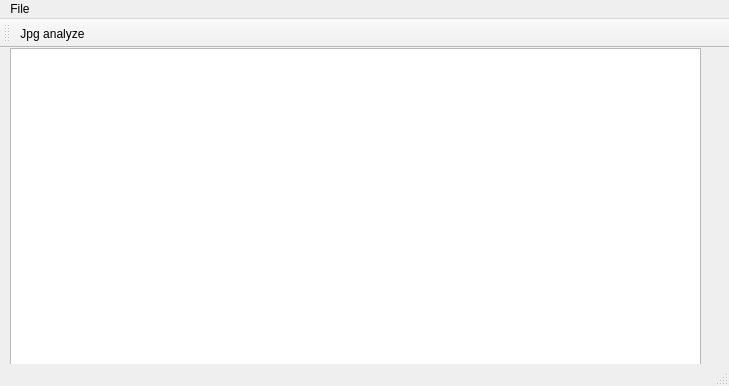
Qt form RaidAnalyzer/mainwindow.ui (Lyarvo4ka/Projects) before a commit.
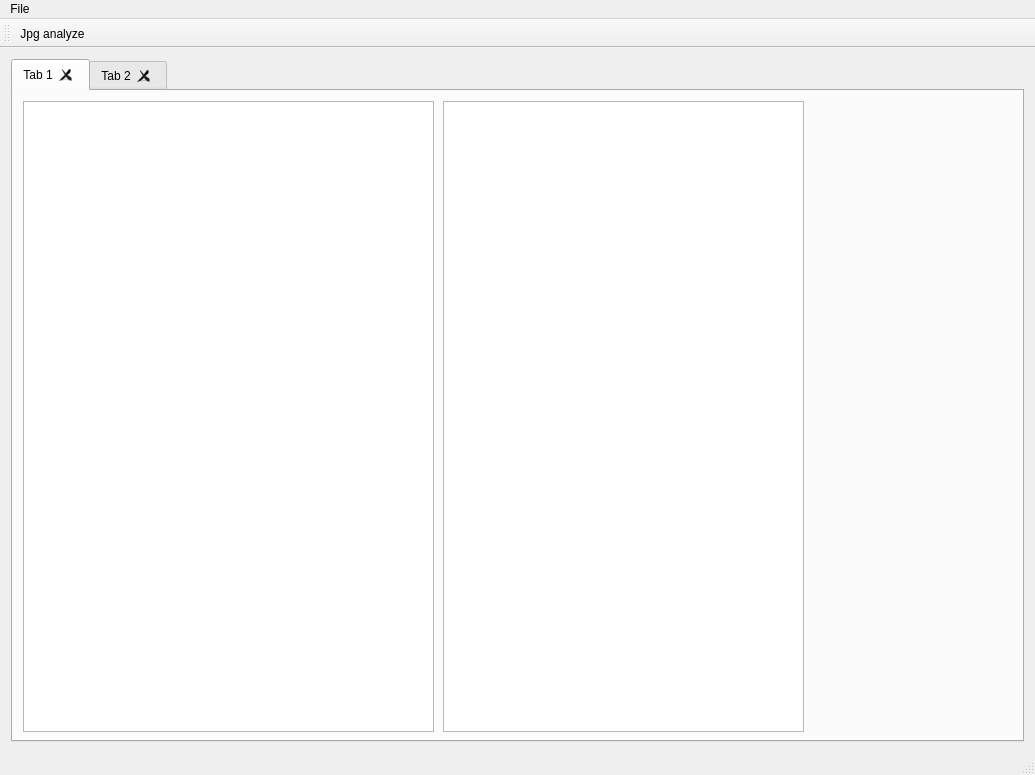
The same form after that commit. Icons and pictures are not drawn.

The edit to the form file:
```diff
--- a/RaidAnalyzer/mainwindow.ui
+++ b/RaidAnalyzer/mainwindow.ui
@@ -6,31 +6,81 @@
    <rect>
     <x>0</x>
     <y>0</y>
-    <width>729</width>
-    <height>386</height>
+    <width>1035</width>
+    <height>775</height>
    </rect>
   </property>
   <property name="windowTitle">
    <string>MainWindow</string>
   </property>
   <widget class="QWidget" name="centralWidget">
-   <widget class="QTableView" name="tableView">
-    <property name="geometry">
-     <rect>
-      <x>10</x>
-      <y>0</y>
-      <width>691</width>
-      <height>331</height>
-     </rect>
-    </property>
-   </widget>
+   <layout class="QVBoxLayout" name="verticalLayout">
+    <item>
+     <widget class="QTabWidget" name="tabWidget">
+      <property name="tabShape">
+       <enum>QTabWidget::Rounded</enum>
+      </property>
+      <property name="currentIndex">
+       <number>0</number>
+      </property>
+      <property name="documentMode">
+       <bool>false</bool>
+      </property>
+      <property name="tabsClosable">
+       <bool>true</bool>
+      </property>
+      <property name="movable">
+       <bool>false</bool>
+      </property>
+      <widget class="QWidget" name="tab">
+       <attribute name="title">
+        <string>Tab 1</string>
+       </attribute>
+       <widget class="QTableView" name="tableView">
+        <property name="geometry">
+         <rect>
+          <x>10</x>
+          <y>10</y>
+          <width>411</width>
+          <height>631</height>
+         </rect>
+        </property>
+        <property name="dragEnabled">
+         <bool>true</bool>
+        </property>
+        <property name="dragDropMode">
+         <enum>QAbstractItemView::DragOnly</enum>
+        </property>
+        <property name="defaultDropAction">
+         <enum>Qt::MoveAction</enum>
+        </property>
+       </widget>
+       <widget class="QTableView" name="tableView_2">
+        <property name="geometry">
+         <rect>
+          <x>430</x>
+          <y>10</y>
+          <width>361</width>
+          <height>631</height>
+         </rect>
+        </property>
+       </widget>
+      </widget>
+      <widget class="QWidget" name="tab_2">
+       <attribute name="title">
+        <string>Tab 2</string>
+       </attribute>
+      </widget>
+     </widget>
+    </item>
+   </layout>
   </widget>
   <widget class="QMenuBar" name="menuBar">
    <property name="geometry">
     <rect>
      <x>0</x>
      <y>0</y>
-     <width>729</width>
+     <width>1035</width>
      <height>21</height>
     </rect>
    </property>
```
